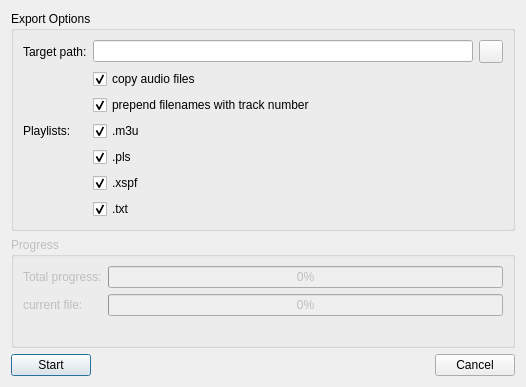
Qt form gui/src/playlist/playlistexport.ui (pfedick/winmusik) before a commit.
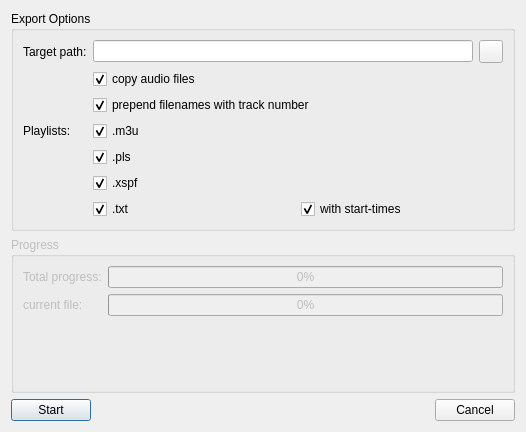
The same form after that commit. Icons and pictures are not drawn.

Commit message: Added optional flag to write start timestamps in txt file of playlist export

```diff
--- a/gui/src/playlist/playlistexport.ui
+++ b/gui/src/playlist/playlistexport.ui
@@ -7,7 +7,7 @@
     <x>0</x>
     <y>0</y>
     <width>526</width>
-    <height>370</height>
+    <height>432</height>
    </rect>
   </property>
   <property name="windowTitle">
@@ -105,6 +105,14 @@
          </widget>
         </item>
         <item row="6" column="1">
+         <layout class="QHBoxLayout" name="horizontalLayout_2">
+          <property name="leftMargin">
+           <number>0</number>
+          </property>
+          <property name="topMargin">
+           <number>0</number>
+          </property>
+          <item>
          <widget class="QCheckBox" name="export_txt">
           <property name="text">
            <string>.txt</string>
@@ -113,6 +121,18 @@
            <bool>true</bool>
           </property>
          </widget>
+          </item>
+          <item>
+           <widget class="QCheckBox" name="withStartTimesCheckBox">
+            <property name="text">
+             <string>with start-times</string>
+            </property>
+            <property name="checked">
+             <bool>true</bool>
+            </property>
+           </widget>
+          </item>
+         </layout>
         </item>
        </layout>
       </item>
```
Lines whose indentation alone changed are shown as unchanged. The commit also changes 7 other files.
